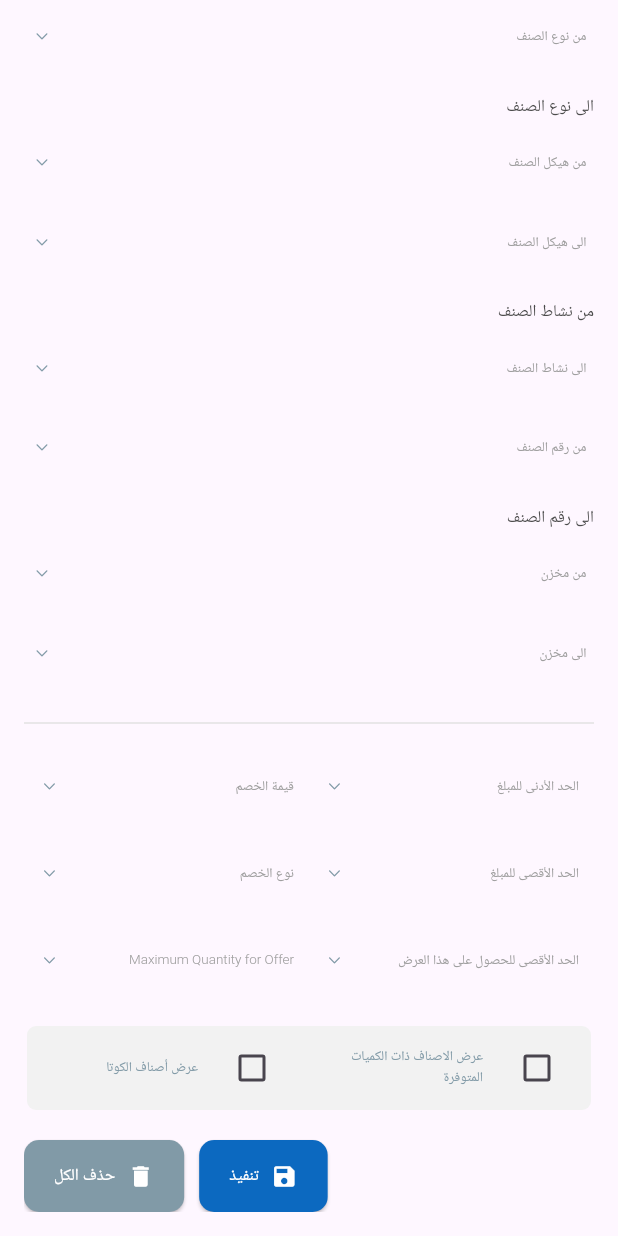
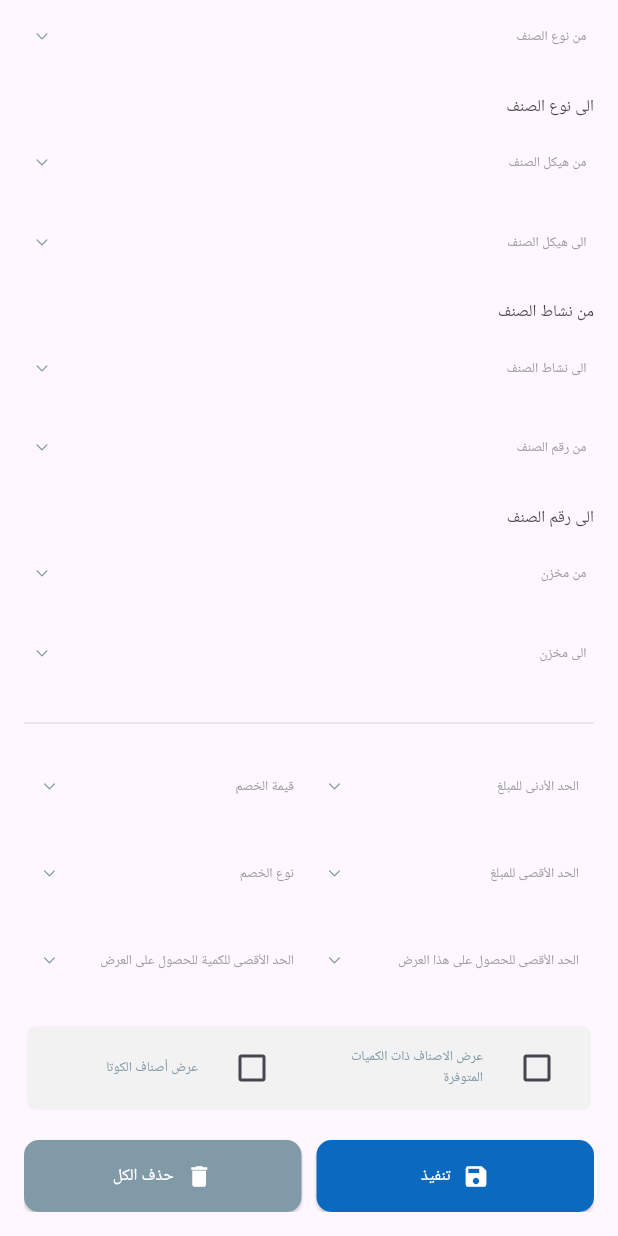
Before and after one commit to Sarthak-source/onix-drag-drop, a Flutter app: the DetailedSearchForm widget shown alone on an empty page, opened directly, scrolled down 374 dp, on a phone screen of 412 x 824 dp. Run offline on Flutter 3.47's test engine with Material 3 defaults, Android fonts, the phone set to English and light mode, and no system bars; our stand-ins replace dropdown_button2, flutter_bloc, get, shared_preferences; accounts and stored records are empty; Roboto replaces fonts that are missing (ReadexPro).

Commit message:
button fix

```diff
--- a/lib/core/widgets/detailed_search_form/detailed_search_form.dart
+++ b/lib/core/widgets/detailed_search_form/detailed_search_form.dart
@@ -16,11 +16,11 @@ class DetailedSearchForm extends StatelessWidget {
     final width = context.read<ResponsiveCubit>().isDesktop(context)
         ? Get.width / 3.6
         : context.read<ResponsiveCubit>().isTablet(context)
-            ? (Get.width / 3.75)+1
+            ? (Get.width / 3.75) + 1
             : Get.width;
 
     final textWidth = context.read<ResponsiveCubit>().isTablet(context)
-        ? (Get.width / 3.4)+10
+        ? (Get.width / 3.4) + 20
         : 150.0;
 
     final itemWidth = [
@@ -167,9 +167,9 @@ class DetailedSearchForm extends StatelessWidget {
                     hint: 'maximum_number_to_get_this_offer'.tr,
                     list: const [],
                   ),
-                  const CustomDropDownWithTextForm(
-                    hint: 'Maximum Quantity for Offer',
-                    list: [],
+                  CustomDropDownWithTextForm(
+                    hint: 'maximum_quantity_for_offer'.tr,
+                    list: const [],
                   ),
                 ],
               ),
@@ -186,19 +186,15 @@ class DetailedSearchForm extends StatelessWidget {
                       ratioDesktopOpenSideMenu: 0.3,
                       ratioMobile: 0.4,
                       ratioTablet: 0.4),
-
                   children: [
-                    Expanded(
-                      child: CheckboxListTile(
+                    CheckboxListTile(
                       controlAffinity: ListTileControlAffinity.leading,
                       title: Text('show_items_with_available_quantities'.tr,
                           style: AppStyles.styleLight12(context)),
                       value: false,
                       onChanged: (bool? value) {},
                     ),
-                    ),
-                    Expanded(
-                      child: CheckboxListTile(
+                    CheckboxListTile(
                       controlAffinity: ListTileControlAffinity.leading,
                       title: Text(
                         'show_quota_items'.tr,
@@ -207,27 +203,36 @@ class DetailedSearchForm extends StatelessWidget {
                       value: false,
                       onChanged: (bool? value) {},
                     ),
-                    ),
                   ],
                 ),
               ),
               const SizedBox(height: 20),
               Row(
-                mainAxisAlignment: MainAxisAlignment.spaceBetween,
+                mainAxisAlignment:
+                    (context.read<ResponsiveCubit>().isMobile(context) ||
+                            context.read<ResponsiveCubit>().isTablet(context))
+                        ? MainAxisAlignment.spaceBetween
+                        : MainAxisAlignment.center,
                 children: [
-                  const Spacer(),
+                  context.read<ResponsiveCubit>().isMobile(context) ||
+                            context.read<ResponsiveCubit>().isTablet(context)
+                      ? const SizedBox.shrink()
+                      : const Spacer(),
                   _buildActionButton(
-                    'execute'.tr,
-                    Icons.save,
-                    kSkyDarkColor,
-                    () {},
-                  ),
+                      'execute'.tr, Icons.save, kSkyDarkColor, () {},
+                      fullWidth: (context
+                              .read<ResponsiveCubit>()
+                              .isMobile(context) ||
+                          context.read<ResponsiveCubit>().isTablet(context))),
                   const SizedBox(
                     width: 10,
                   ),
                   _buildActionButton(
                     'delete_all'.tr,
                     Icons.delete,
+                    fullWidth:
+                        (context.read<ResponsiveCubit>().isMobile(context) ||
+                            context.read<ResponsiveCubit>().isTablet(context)),
                     const Color(0xFF819AA7),
                     () {
                       //cubit.clearSelectedItems();
@@ -252,16 +257,19 @@ class DetailedSearchForm extends StatelessWidget {
     );
   }
 
-  ElevatedButton _buildActionButton(
-      String label, IconData icon, Color color, VoidCallback onPressed) {
-    return ElevatedButton.icon(
+  Widget _buildActionButton(
+      String label, IconData icon, Color color, VoidCallback onPressed,
+      {bool fullWidth = false}) {
+    final button = ElevatedButton.icon(
       onPressed: onPressed,
       icon: Icon(
         icon,
         color: Colors.white,
       ),
-      label: Text(label,
-          style: const TextStyle(color: Colors.white, fontSize: 11)),
+      label: Text(
+        label,
+        style: const TextStyle(color: Colors.white, fontSize: 11),
+      ),
       style: ElevatedButton.styleFrom(
         backgroundColor: color,
         padding: const EdgeInsets.symmetric(horizontal: 20, vertical: 15),
@@ -270,5 +278,9 @@ class DetailedSearchForm extends StatelessWidget {
         ),
       ),
     );
+
+    return fullWidth
+        ? Expanded(child: button) // Use Expanded for full width in a Row
+        : button;
   }
 }
```
Lines whose indentation alone changed are shown as unchanged.
